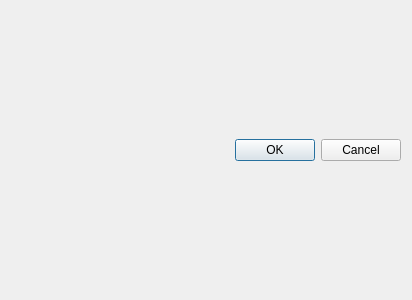
The window that AutoArb/ADialog.ui (wayl39/AutoArbTrade) describes before a commit, drawn with Qt 5.
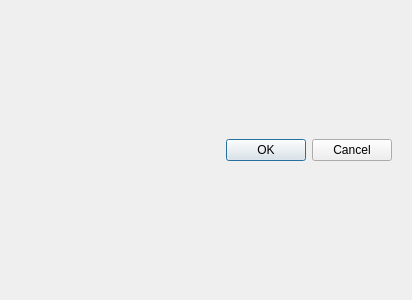
The same window after the commit.

What changed in the file:
```diff
--- a/AutoArb/ADialog.ui
+++ b/AutoArb/ADialog.ui
@@ -18,13 +18,36 @@
     <layout class="QHBoxLayout" name="horizontalLayout"/>
    </item>
    <item>
-    <widget class="QDialogButtonBox" name="buttonBox">
-     <property name="orientation">
-      <enum>Qt::Horizontal</enum>
-     </property>
-     <property name="standardButtons">
-      <set>QDialogButtonBox::Cancel|QDialogButtonBox::Ok</set>
-     </property>
+    <widget class="QWidget" name="widget" native="true">
+     <layout class="QHBoxLayout" name="horizontalLayout_2">
+      <item>
+       <spacer name="horizontalSpacer">
+        <property name="orientation">
+         <enum>Qt::Horizontal</enum>
+        </property>
+        <property name="sizeHint" stdset="0">
+         <size>
+          <width>201</width>
+          <height>20</height>
+         </size>
+        </property>
+       </spacer>
+      </item>
+      <item>
+       <widget class="QPushButton" name="pb_ok">
+        <property name="text">
+         <string>OK</string>
+        </property>
+       </widget>
+      </item>
+      <item>
+       <widget class="QPushButton" name="pb_cancel">
+        <property name="text">
+         <string>Cancel</string>
+        </property>
+       </widget>
+      </item>
+     </layout>
     </widget>
    </item>
   </layout>
```
Left out of the diff: 35 changed lines with no effect on the pictures.
